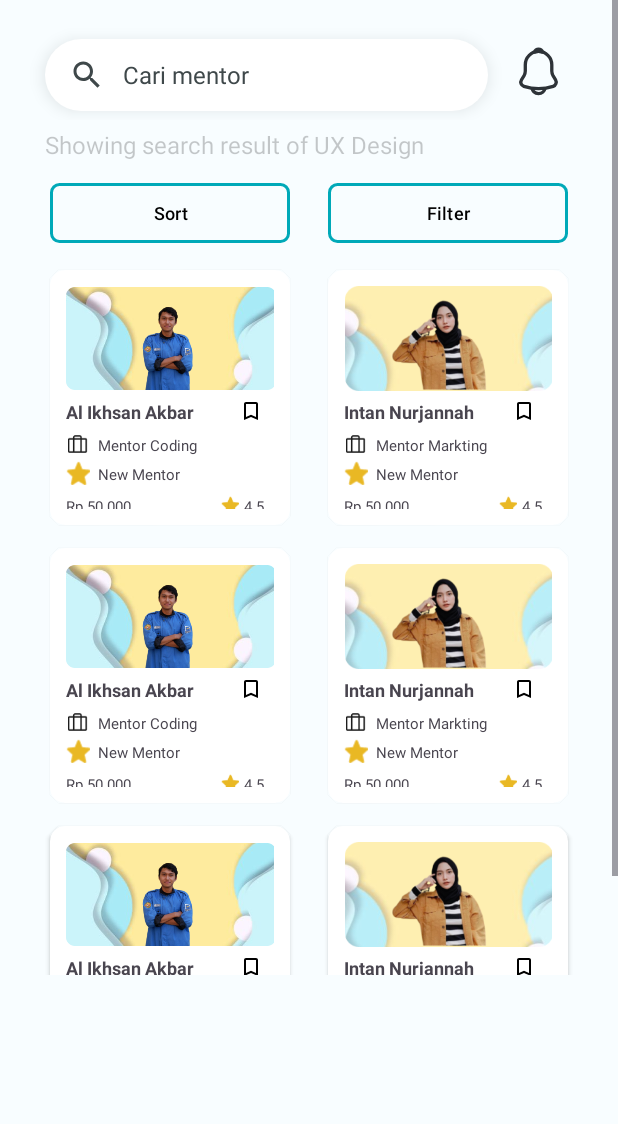
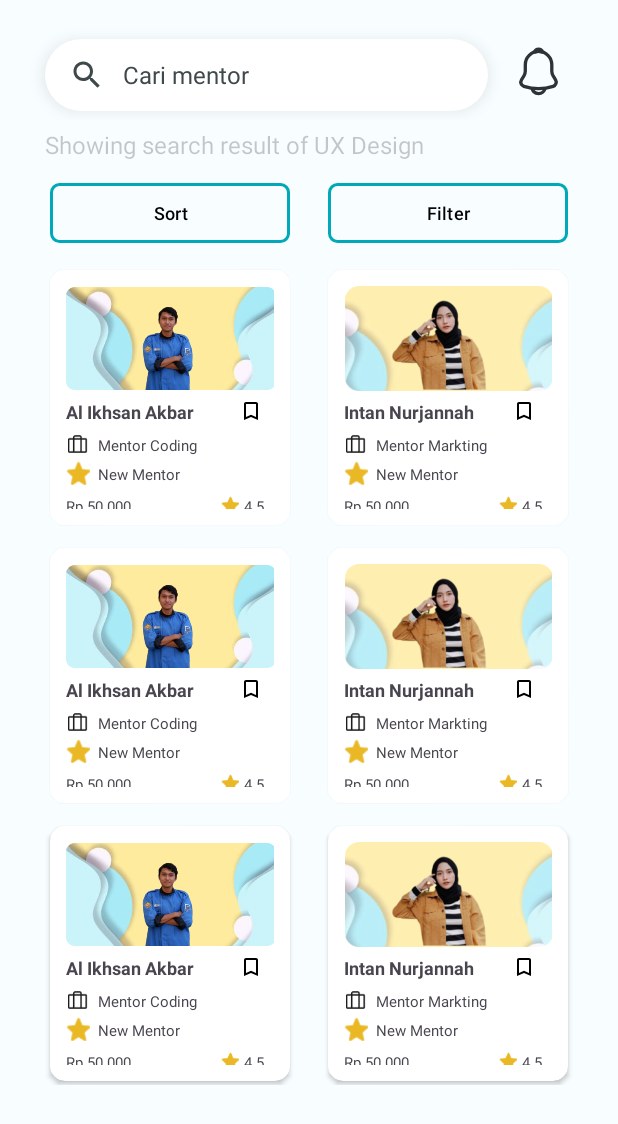
Before and after one commit to kimber-ly/Mentorify, an Android app: the layout fragment_mentor.xml on its own in the app's theme, with its tools: preview values and no code run, on a phone screen of 412 x 824 dp. Shown: the top 1124 px of the screen. Run offline under Robolectric (Android 15) with nearby library versions, the phone set to English and light mode, and no system bars.

Commit message:
add some in mentor changes

```diff
--- a/app/src/main/res/layout/fragment_mentor.xml
+++ b/app/src/main/res/layout/fragment_mentor.xml
@@ -13,7 +13,7 @@
     <ScrollView
         android:layout_width="match_parent"
         android:orientation="vertical"
-        android:layout_height="650dp">
+        android:layout_height="match_parent">
 
         <RelativeLayout
             android:layout_width="match_parent"
```
